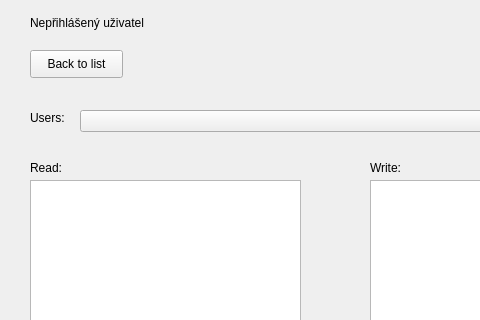
Qt form dlg_addLayer.ui (LESPROJEKT/qgis-layman-plugin) before a commit; both pictures show x 0 to 480 and y 0 to 320 of the 900 by 620 pixel window.
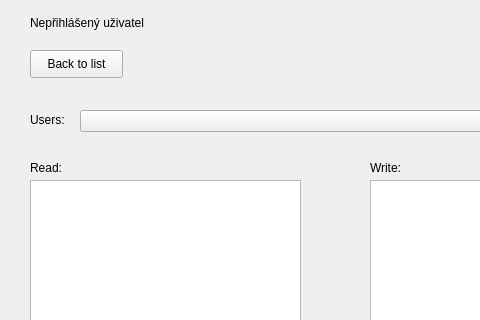
The same form after that commit. The open tabs and pages were chosen to show the change. Icons and pictures are not drawn. Custom widgets are drawn as their Qt base class.

```diff
--- a/dlg_addLayer.ui
+++ b/dlg_addLayer.ui
@@ -389,7 +389,7 @@
      <property name="geometry">
       <rect>
        <x>10</x>
-       <y>70</y>
+       <y>72</y>
        <width>55</width>
        <height>16</height>
       </rect>
```
Left out of the diff: 4 changed lines with no effect on the pictures.
